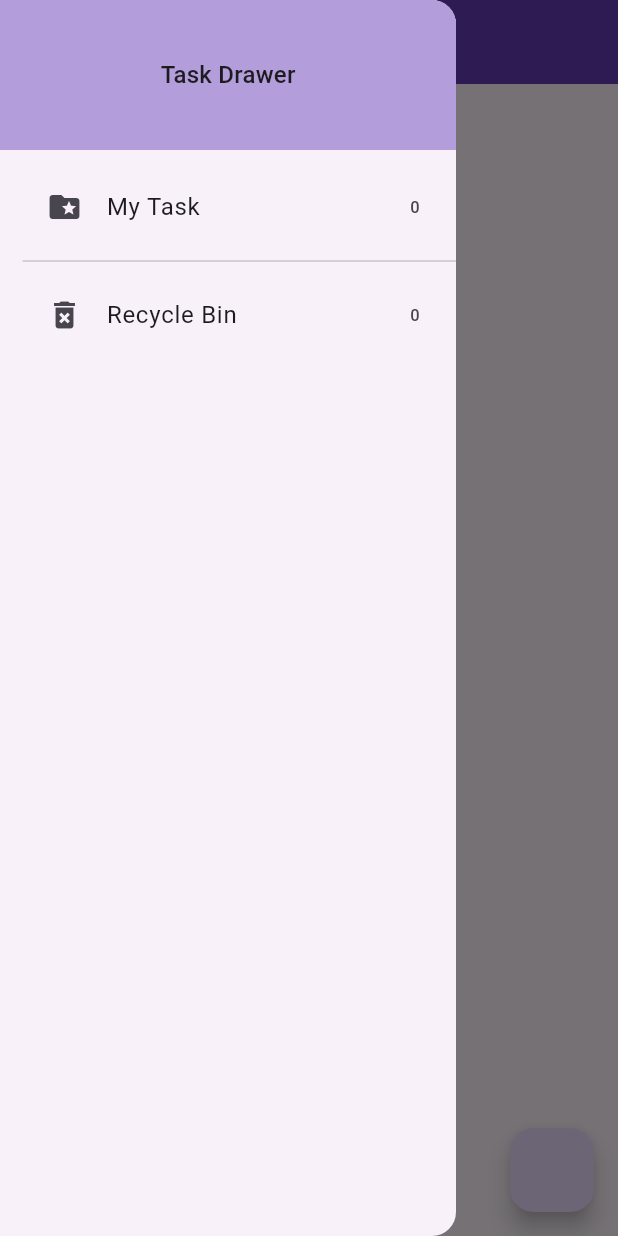
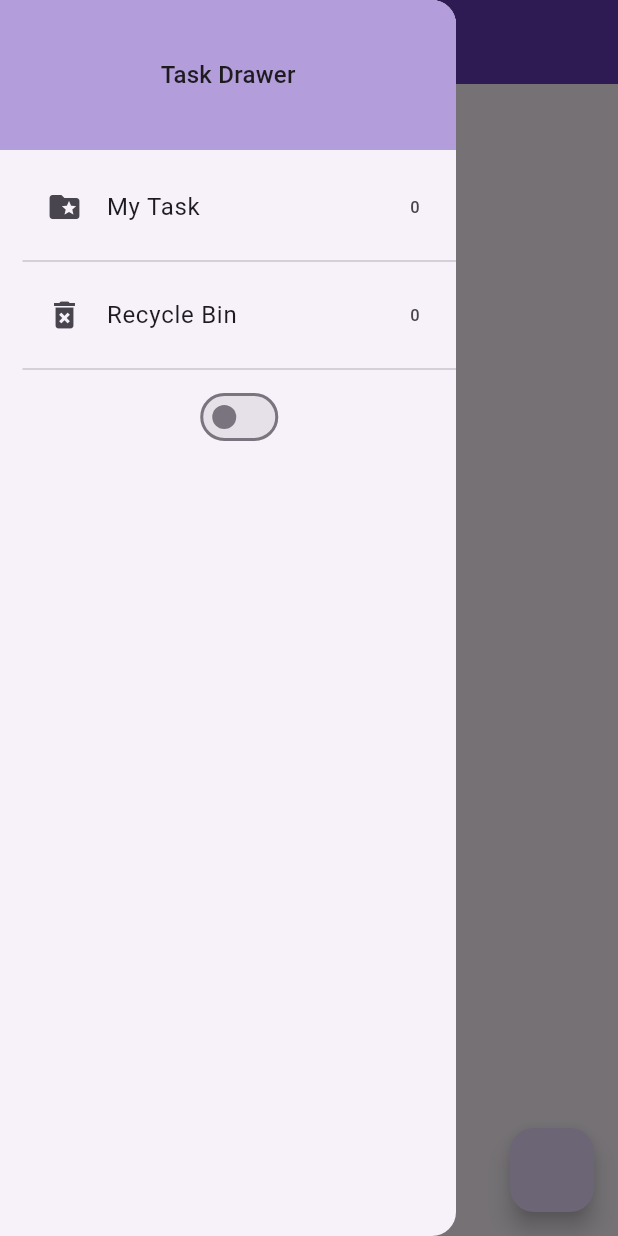
Before and after one commit to gothalsakshi/flutter_web_application, a Flutter app: the screen it shows after launch, with the side drawer open, on a phone screen of 412 x 824 dp. Run offline on Flutter 3.47's test engine with Material 3 defaults, Android fonts, the phone set to English and light mode, and no system bars; our stand-ins replace bloc, equatable, flutter_bloc.

Commit message:
handled bin section and added app them

```diff
--- a/lib/main.dart
+++ b/lib/main.dart
@@ -2,7 +2,8 @@ import 'package:flutter/material.dart';
 import 'package:flutter_bloc/flutter_bloc.dart';
 import 'package:flutter_web_application/presentation/features/bottom_navigation_bar/bloc/bottom_navigation_bloc.dart';
 import 'package:flutter_web_application/presentation/todo/blocs/navigation_bar_bloc/navigation_bar_bloc.dart';
-import 'package:flutter_web_application/presentation/todo/blocs/task/task_bloc.dart';
+import 'package:flutter_web_application/presentation/todo/blocs/switch_bloc/switch_bloc.dart';
+import 'package:flutter_web_application/presentation/todo/blocs/task_bloc/task_bloc.dart';
 import 'package:flutter_web_application/presentation/todo/view/routes.dart';
 import 'package:flutter_web_application/presentation/todo/view/task_screen.dart';
 import 'presentation/features/bottom_navigation_bar/cubit/bottom_navigation_bar_cubit.dart';
@@ -24,18 +25,22 @@ class MyApp extends StatelessWidget {
         BlocProvider<BottomNavigationBarCubit>(
             create: (ctx) => BottomNavigationBarCubit()),
         BlocProvider<NavigationBarBloc>(create: (ctx) => NavigationBarBloc()),
-        BlocProvider<TaskBloc>(create: (ctx) => TaskBloc())
+        BlocProvider<TaskBloc>(create: (ctx) => TaskBloc()),
+        BlocProvider<SwitchBloc>(create: (ctx) => SwitchBloc())
         // BlocProvider(create: TaskBloc()..add(AddTaskEvent(task: Task(task: 'Task 1'))))
       ],
       // create: (context) => BottomNavigationBarCubit(),
-      child: MaterialApp(
-        title: 'Flutter Demo',
-        theme: ThemeData(
-          colorScheme: ColorScheme.fromSeed(seedColor: Colors.deepPurple),
-          useMaterial3: true,
-        ),
-        home: const TaskScreen(),
-        onGenerateRoute: appRouter.onGenerateRoute,
+      child: BlocBuilder<SwitchBloc, SwitchState>(
+        builder: (context, state) {
+          return MaterialApp(
+            // darkTheme: state.switchValue ? ThemeData.dark() : ThemeData.light(),
+            debugShowCheckedModeBanner: false,
+            title: 'Flutter Demo',
+            theme: state.switchValue ? ThemeData.dark() : ThemeData.light(),
+            home: const TaskScreen(),
+            onGenerateRoute: appRouter.onGenerateRoute,
+          );
+        },
       ),
     );
   }
--- /dev/null
+++ b/lib/presentation/todo/blocs/switch_bloc/switch_bloc.dart
@@ -0,0 +1,17 @@
+import 'package:bloc/bloc.dart';
+import 'package:equatable/equatable.dart';
+
+part 'switch_event.dart';
+part 'switch_state.dart';
+
+class SwitchBloc extends Bloc<SwitchEvent, SwitchState> {
+  SwitchBloc() : super(const SwitchInitial(switchValue: false)) {
+    on<SwitchOnEvent>((event, emit) {
+      emit(const SwitchState(switchValue: true));
+    });
+
+    on<SwitchOffEvent>((event, emit) {
+      emit(const SwitchState(switchValue: false));
+    });
+  }
+}
--- /dev/null
+++ b/lib/presentation/todo/blocs/switch_bloc/switch_event.dart
@@ -0,0 +1,12 @@
+part of 'switch_bloc.dart';
+
+sealed class SwitchEvent extends Equatable {
+  const SwitchEvent();
+
+  @override
+  List<Object> get props => [];
+}
+
+class SwitchOnEvent extends SwitchEvent{}
+
+class SwitchOffEvent extends SwitchEvent{}
--- /dev/null
+++ b/lib/presentation/todo/blocs/switch_bloc/switch_state.dart
@@ -0,0 +1,14 @@
+part of 'switch_bloc.dart';
+
+class SwitchState extends Equatable {
+  final bool switchValue;
+  const SwitchState({required this.switchValue});
+
+  @override
+  List<Object> get props => [switchValue];
+}
+
+final class SwitchInitial extends SwitchState {
+  const SwitchInitial({required super.switchValue});
+
+}
--- /dev/null
+++ b/lib/presentation/todo/blocs/task_bloc/task_bloc.dart
@@ -0,0 +1,54 @@
+import 'package:bloc/bloc.dart';
+import 'package:equatable/equatable.dart';
+import 'package:flutter_web_application/presentation/todo/model/task_model.dart';
+part 'task_event.dart';
+part 'task_state.dart';
+
+class TaskBloc extends Bloc<TaskEvent, TaskState> {
+  TaskBloc() : super(const TaskState()) {
+    bool theme = false;
+    on<AddTaskEvent>((event, emit) {
+      final state = this.state;
+      emit(
+        TaskState(
+            allTasks: List.from(state.allTasks)..add(event.task),
+            removedTask: state.removedTask),
+      );
+    });
+
+    on<UpdateTaskEvent>((event, emit) {
+      final state = this.state;
+      final task = event.task;
+
+      List<Task> allTask = List.from(state.allTasks)..remove(task);
+      task.isDone == false
+          ? allTask.add(task.copyWith(isDone: true))
+          : allTask.add(task.copyWith(isDone: false));
+      emit(TaskState(allTasks: allTask, removedTask: state.removedTask));
+    });
+
+    on<DeleteTaskEvent>((event, emit) {
+      final state = this.state;
+      emit(TaskState(allTasks: state.allTasks,
+      removedTask: List.from(state.removedTask)..remove(event.task)));
+    });
+
+    // on<EditTaskEvent>((event, emit){
+    //   final state = this.state;
+    //   emit(TaskState(allTasks: List.from(state.allTasks)..);
+    // });
+
+    on<RemoveTaskEvent>((event, emit) {
+      final state = this.state;
+      emit(TaskState(
+          allTasks: List.from(state.allTasks)..remove(event.task),
+          removedTask: List.from(state.removedTask)
+            ..add(event.task.copyWith(isDeleted: true))));
+    });
+
+    on<ChangeThemeEvent>((event, emit) {
+      theme != theme;
+      emit(ChangeThemeState(theme: theme));
+    });
+  }
+}
--- a/lib/presentation/todo/blocs/task/task_event.dart
+++ b/lib/presentation/todo/blocs/task_bloc/task_event.dart
@@ -32,8 +32,22 @@ class DeleteTaskEvent extends TaskEvent{
   List<Object> get props => [task];
 }
 
+class RemoveTaskEvent extends TaskEvent{
+  final Task task;
+  const RemoveTaskEvent({required this.task});
+
+  @override
+  List<Object> get props => [task];
+}
+
 class EditTaskEvent extends TaskEvent{
   final Task task;
 
   const EditTaskEvent({required this.task});
 }
+
+class ChangeThemeEvent extends TaskEvent{
+  final bool theme;
+
+  const ChangeThemeEvent({required this.theme});
+}
--- /dev/null
+++ b/lib/presentation/todo/blocs/task_bloc/task_state.dart
@@ -0,0 +1,77 @@
+// ignore_for_file: public_member_api_docs, sort_constructors_first
+
+part of 'task_bloc.dart';
+
+
+
+class TaskState extends Equatable {
+  final List<Task> allTasks;
+  final List<Task> removedTask;
+  const TaskState({
+    this.allTasks = const <Task>[],
+    this.removedTask = const <Task>[]
+  });
+  @override
+  List<Object> get props => [allTasks, removedTask];
+
+
+  TaskState copyWith({
+    List<Task>? allTasks,
+    List<Task>? removedTask,
+  }) {
+    return TaskState(
+      allTasks: allTasks ?? this.allTasks,
+      removedTask: removedTask ?? this.removedTask,
+    );
+  }
+
+  Map<String, dynamic> toMap() {
+    return <String, dynamic>{
+      'allTasks': allTasks.map((x) => x.toMap()).toList(),
+      'removedTask': removedTask.map((x) => x.toMap()).toList(),
+    };
+  }
+
+  factory TaskState.fromMap(Map<String, dynamic> map) {
+    return TaskState(
+      allTasks: List<Task>.from((map['allTasks'] as List<int>).map<Task>((x) => Task.fromMap(x as Map<String,dynamic>),),),
+      removedTask: List<Task>.from((map['removedTask'] as List<int>).map<Task>((x) => Task.fromMap(x as Map<String,dynamic>),),),
+    );
+  }
+}
+
+class ChangeThemeState extends TaskState{
+  final bool theme;
+  const ChangeThemeState({required this.theme});
+
+}
+
+// class UpdateTaskState extends TaskState{
+//   final Task task;
+//   const UpdateTaskState({required this.task});
+
+//   @override
+//   List<Object?> get props => [task];
+// }
+
+// class DeleteTaskState extends TaskState{
+//   final Task task;
+//   const DeleteTaskState({required this.task});
+
+//   @override
+//   List<Object?> get props => [task];
+// }
+
+// class RemoveTaskState extends TaskState{
+//   final Task task;
+//   const RemoveTaskState({required this.task});
+
+//   @override
+//   List<Object?> get props => [task];
+// }
+
+// class EditTaskState extends TaskState{
+//   final Task task;
+
+//   const EditTaskState({super.allTasks, required this.task});
+// }
--- a/lib/presentation/todo/view/add_task_screen.dart
+++ b/lib/presentation/todo/view/add_task_screen.dart
@@ -1,7 +1,7 @@
 import 'package:flutter/material.dart';
 import 'package:flutter_bloc/flutter_bloc.dart';
 import 'package:flutter_web_application/presentation/todo/model/task_model.dart';
-import '../blocs/task/task_bloc.dart';
+import '../blocs/task_bloc/task_bloc.dart';
 
 class AddTaskScreen extends StatelessWidget {
 
@@ -10,7 +10,7 @@ class AddTaskScreen extends StatelessWidget {
   @override
   Widget build(BuildContext context) {
     TextEditingController controller = TextEditingController();
-    return Container(
+    return SizedBox(
       child: Padding(
         padding: const EdgeInsets.only(left: 30, right: 30),
         child: Column(
--- a/lib/presentation/todo/view/task_screen.dart
+++ b/lib/presentation/todo/view/task_screen.dart
@@ -1,6 +1,7 @@
 import 'package:flutter/material.dart';
 import 'package:flutter_bloc/flutter_bloc.dart';
-import 'package:flutter_web_application/presentation/todo/blocs/task/task_bloc.dart';
+import 'package:flutter_web_application/presentation/todo/blocs/switch_bloc/switch_bloc.dart';
+import 'package:flutter_web_application/presentation/todo/blocs/task_bloc/task_bloc.dart';
 import 'package:flutter_web_application/presentation/todo/model/task_model.dart';
 import 'package:flutter_web_application/presentation/todo/view/add_task_screen.dart';
 import 'package:flutter_web_application/presentation/todo/view/recycle_bin_screen.dart';
@@ -20,7 +21,12 @@ class _TaskScreenState extends State<TaskScreen> {
         List<Task> taskList = state.allTasks;
         return Scaffold(
             appBar: AppBar(
+              foregroundColor: Colors.white,
               backgroundColor: Colors.deepPurple,
+              title: const Text(
+                'My Task',
+                style: TextStyle(color: Colors.white),
+              ),
             ),
             drawer: Drawer(
               child: Column(
@@ -42,20 +48,37 @@ class _TaskScreenState extends State<TaskScreen> {
                       children: [
                         const SizedBox(height: 10),
                         ListTile(
-                          onTap: (){
+                            onTap: () {
                               Navigator.of(context).pushNamed(TaskScreen.id);
                             },
                             leading: const Icon(Icons.folder_special),
                             title: const Text('My Task'),
-                            trailing: const Text('0')),
+                            trailing: Text('${state.allTasks.length}')),
                         const Divider(),
                         ListTile(
-                          onTap:(){
-                            Navigator.of(context).pushNamed(RecycleBinScreen.id);
-                          } ,
+                            onTap: () {
+                              Navigator.of(context)
+                                  .pushNamed(RecycleBinScreen.id);
+                            },
                             leading: const Icon(Icons.delete_forever),
                             title: const Text('Recycle Bin'),
-                          trailing: const Text('0')),
+                            trailing: Text('${state.removedTask.length}')),
+                        const Divider(),
+                        BlocBuilder<SwitchBloc, SwitchState>(
+                          builder: (context, state) {
+                            return Center(
+                              child: Switch(
+                                  value: state.switchValue,
+                                  onChanged: (value) {
+                                    value
+                                        ? BlocProvider.of<SwitchBloc>(context)
+                                            .add(SwitchOnEvent())
+                                        : BlocProvider.of<SwitchBloc>(context)
+                                            .add(SwitchOffEvent());
+                                  }),
+                            );
+                          },
+                        )
                       ],
                     ),
                   ),
@@ -63,9 +86,10 @@ class _TaskScreenState extends State<TaskScreen> {
               ),
             ),
             floatingActionButton: FloatingActionButton(onPressed: () {
-              addTask();
+              addTask('');
             }),
-            body: Column(
+            body: SingleChildScrollView(
+              child: Column(
                 children: [
                   Chip(label: Text('${taskList.length} : Task')),
                   ListView.builder(
@@ -75,7 +99,7 @@ class _TaskScreenState extends State<TaskScreen> {
                         var task = taskList[index];
                         return ListTile(
                           onTap: () {
-                          addTask();
+                            addTask(task.task);
                           },
                           title: Text(
                             taskList[index].task,
@@ -87,12 +111,17 @@ class _TaskScreenState extends State<TaskScreen> {
                           leading: IconButton(
                               onPressed: () {
                                 BlocProvider.of<TaskBloc>(context)
-                                  .add(DeleteTaskEvent(task: task));
+                                    .add(EditTaskEvent(task: task));
                               },
                               icon: const Icon(Icons.edit)),
                           onLongPress: () {
+                            if (task.isDeleted!) {
                               BlocProvider.of<TaskBloc>(context)
                                   .add(DeleteTaskEvent(task: task));
+                            } else {
+                              BlocProvider.of<TaskBloc>(context)
+                                  .add(RemoveTaskEvent(task: task));
+                            }
                           },
                           trailing: Checkbox(
                               value: task.isDone,
@@ -103,12 +132,13 @@ class _TaskScreenState extends State<TaskScreen> {
                         );
                       }),
                 ],
+              ),
             ));
       },
     );
   }
 
-  void addTask() {
+  void addTask(String? task) {
     showModalBottomSheet(
         context: context,
         builder: (ctx) {
```
Also changed, not shown: lib/presentation/todo/blocs/task/task_bloc.dart (deleted, +0 -36 lines), lib/presentation/todo/blocs/task/task_state.dart (deleted, +0 -40 lines), lib/presentation/todo/view/recycle_bin_screen.dart (+53 -1 lines). Lines whose indentation alone changed are shown as unchanged.
